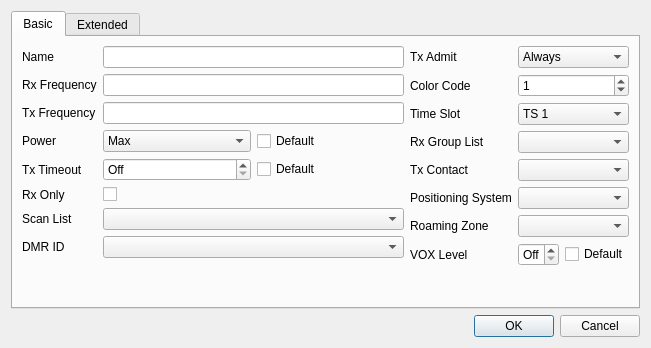
Before: the Qt Designer form src/digitalchanneldialog.ui in hmatuschek/qdmr, drawn with Qt 5.
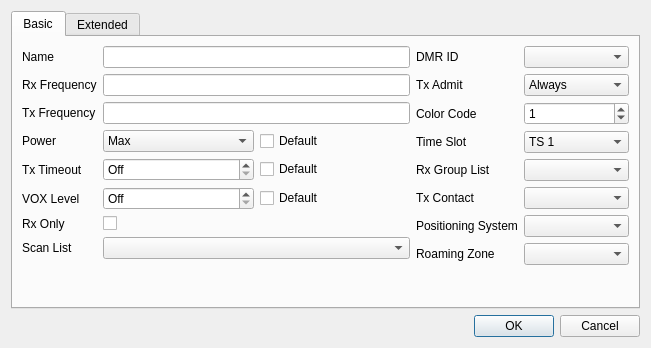
After: the same form once the commit is applied. Custom widgets are drawn as their Qt base class.

What changed in the file:
```diff
--- a/src/digitalchanneldialog.ui
+++ b/src/digitalchanneldialog.ui
@@ -77,36 +77,26 @@
            </property>
           </widget>
          </item>
-         <item row="5" column="0">
+         <item row="6" column="0">
           <widget class="QLabel" name="rxOnlyLabel">
            <property name="text">
             <string>Rx Only</string>
            </property>
           </widget>
          </item>
-         <item row="5" column="1">
+         <item row="6" column="1">
           <widget class="QCheckBox" name="rxOnly"/>
          </item>
-         <item row="6" column="0">
+         <item row="7" column="0">
           <widget class="QLabel" name="scanListLabel">
            <property name="text">
             <string>Scan List</string>
            </property>
           </widget>
          </item>
-         <item row="6" column="1">
+         <item row="7" column="1">
           <widget class="QComboBox" name="scanList"/>
          </item>
-         <item row="7" column="0">
-          <widget class="QLabel" name="dmrIDLabel">
-           <property name="text">
-            <string>DMR ID</string>
-           </property>
-          </widget>
-         </item>
-         <item row="7" column="1">
-          <widget class="QComboBox" name="dmrID"/>
-         </item>
          <item row="3" column="1">
           <layout class="QHBoxLayout" name="horizontalLayout_2">
            <item>
@@ -174,18 +164,43 @@
            </item>
           </layout>
          </item>
+         <item row="5" column="0">
+          <widget class="QLabel" name="voxLevelLabel">
+           <property name="text">
+            <string>VOX Level</string>
+           </property>
+          </widget>
+         </item>
+         <item row="5" column="1">
+          <layout class="QHBoxLayout" name="horizontalLayout_4">
+           <item>
+            <widget class="QSpinBox" name="voxValue">
+             <property name="specialValueText">
+              <string>Off</string>
+             </property>
+            </widget>
+           </item>
+           <item>
+            <widget class="QCheckBox" name="voxDefault">
+             <property name="text">
+              <string>Default</string>
+             </property>
+            </widget>
+           </item>
+          </layout>
+         </item>
         </layout>
        </item>
        <item>
         <layout class="QFormLayout" name="formLayout_2">
-         <item row="0" column="0">
+         <item row="1" column="0">
           <widget class="QLabel" name="txAdmitLabel">
            <property name="text">
             <string>Tx Admit</string>
            </property>
           </widget>
          </item>
-         <item row="0" column="1">
+         <item row="1" column="1">
           <widget class="QComboBox" name="txAdmit">
            <item>
             <property name="text">
@@ -204,14 +219,14 @@
            </item>
           </widget>
          </item>
-         <item row="1" column="0">
+         <item row="2" column="0">
           <widget class="QLabel" name="colorCodeLabel">
            <property name="text">
             <string>Color Code</string>
            </property>
           </widget>
          </item>
-         <item row="1" column="1">
+         <item row="2" column="1">
           <widget class="QSpinBox" name="colorCode">
            <property name="maximum">
             <number>15</number>
@@ -221,14 +236,14 @@
            </property>
           </widget>
          </item>
-         <item row="2" column="0">
+         <item row="3" column="0">
           <widget class="QLabel" name="timeSlotLabel">
            <property name="text">
             <string>Time Slot</string>
            </property>
           </widget>
          </item>
-         <item row="2" column="1">
+         <item row="3" column="1">
           <widget class="QComboBox" name="timeSlot">
            <item>
             <property name="text">
@@ -242,70 +257,55 @@
            </item>
           </widget>
          </item>
-         <item row="3" column="0">
+         <item row="4" column="0">
           <widget class="QLabel" name="rxGroupListLabel">
            <property name="text">
             <string>Rx Group List</string>
            </property>
           </widget>
          </item>
-         <item row="3" column="1">
+         <item row="4" column="1">
           <widget class="QComboBox" name="rxGroupList"/>
          </item>
-         <item row="4" column="0">
+         <item row="5" column="0">
           <widget class="QLabel" name="txContactLabel">
            <property name="text">
             <string>Tx Contact</string>
            </property>
           </widget>
          </item>
-         <item row="4" column="1">
+         <item row="5" column="1">
           <widget class="QComboBox" name="txContact"/>
          </item>
-         <item row="5" column="0">
+         <item row="6" column="0">
           <widget class="QLabel" name="posSysLabel">
            <property name="text">
             <string>Positioning System</string>
            </property>
           </widget>
          </item>
-         <item row="5" column="1">
+         <item row="6" column="1">
           <widget class="QComboBox" name="gpsSystem"/>
          </item>
-         <item row="6" column="0">
+         <item row="7" column="0">
           <widget class="QLabel" name="roamLabel">
            <property name="text">
             <string>Roaming Zone</string>
            </property>
           </widget>
          </item>
-         <item row="6" column="1">
+         <item row="7" column="1">
           <widget class="QComboBox" name="roaming"/>
          </item>
-         <item row="7" column="0">
-          <widget class="QLabel" name="voxLevelLabel">
+         <item row="0" column="0">
+          <widget class="QLabel" name="dmrIDLabel">
            <property name="text">
-            <string>VOX Level</string>
+            <string>DMR ID</string>
            </property>
           </widget>
          </item>
-         <item row="7" column="1">
-          <layout class="QHBoxLayout" name="horizontalLayout_4">
-           <item>
-            <widget class="QSpinBox" name="voxValue">
-             <property name="specialValueText">
-              <string>Off</string>
-             </property>
-            </widget>
-           </item>
-           <item>
-            <widget class="QCheckBox" name="voxDefault">
-             <property name="text">
-              <string>Default</string>
-             </property>
-            </widget>
-           </item>
-          </layout>
+         <item row="0" column="1">
+          <widget class="QComboBox" name="dmrID"/>
          </item>
         </layout>
        </item>
```
